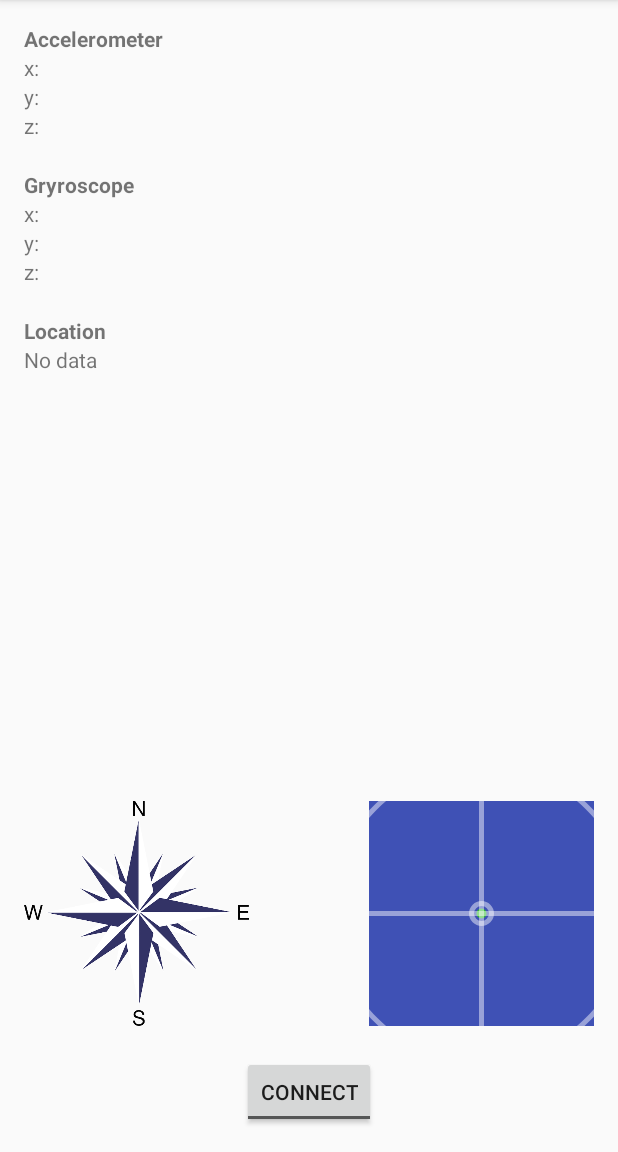
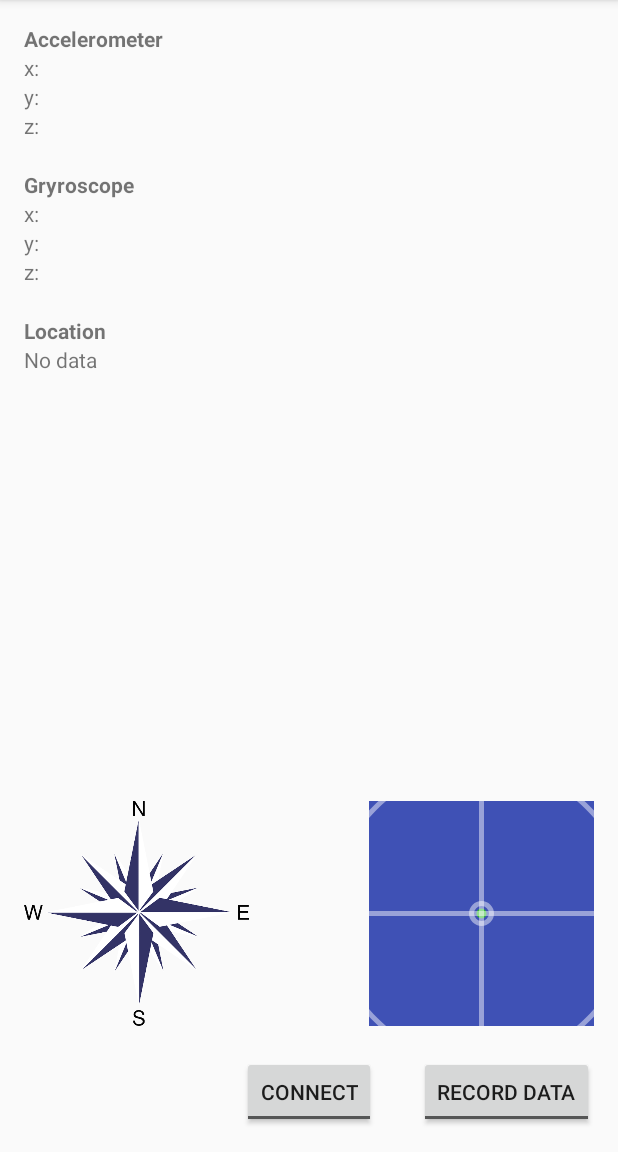
Before and after one commit to DavidKuna/RemoteControlClient, an Android app: the screen it shows after launch (MainActivity), after a tap on "DISCONNECT", on a phone screen of 412 x 824 dp, the part 84-1236 px from its top. Run offline under Robolectric (Android 15) with nearby library versions, the phone set to English and light mode, and no system bars; 1 other tap on this screen came first.

Commit message:
Received data log to file

```diff
--- a/app/src/main/AndroidManifest.xml
+++ b/app/src/main/AndroidManifest.xml
@@ -7,6 +7,8 @@
     <uses-permission
         android:name="android.permission.ACCESS_WIFI_STATE"
         android:required="true" />
+    <uses-permission android:name="android.permission.WRITE_EXTERNAL_STORAGE" />
+    <uses-permission android:name="android.permission.READ_EXTERNAL_STORAGE" />
 
     <application
         android:allowBackup="true"
@@ -32,6 +34,7 @@
                 android:name="android.support.PARENT_ACTIVITY"
                 android:value=".activity.MainActivity" />
         </activity>
+        <activity android:name=".activity.RecordsActivity"></activity>
     </application>
 
 </manifest>
--- a/app/src/main/java/cz/davidkuna/remotecontrolclient/activity/MainActivity.java
+++ b/app/src/main/java/cz/davidkuna/remotecontrolclient/activity/MainActivity.java
@@ -23,6 +23,7 @@ import java.net.UnknownHostException;
 
 import cz.davidkuna.remotecontrolclient.GyroVisualizer;
 import cz.davidkuna.remotecontrolclient.R;
+import cz.davidkuna.remotecontrolclient.log.Logger;
 import cz.davidkuna.remotecontrolclient.sensors.SensorDataInterpreter;
 import cz.davidkuna.remotecontrolclient.sensors.SensorDataEventListener;
 import cz.davidkuna.remotecontrolclient.socket.UDPClient;
@@ -49,7 +50,7 @@ public class MainActivity extends AppCompatActivity {
         ivCompass = (ImageView) findViewById(R.id.ivCompass);
 
         client = new UDPClient();
-        listener = new UDPListener();
+        listener = new UDPListener(new Logger(this));
 
         Button bConnect = (Button) findViewById(R.id.bConnect);
         bConnect.setOnClickListener(new View.OnClickListener() {
@@ -60,6 +61,14 @@ public class MainActivity extends AppCompatActivity {
         });
 
         mGyroView = (GyroVisualizer) findViewById(R.id.visualizer);
+
+        Button bLog = (Button) findViewById(R.id.bLog);
+        bLog.setOnClickListener(new View.OnClickListener() {
+            @Override
+            public void onClick(View v) {
+                onLogButtonClick(v);
+            }
+        });
     }
 
     @Override
@@ -92,6 +101,14 @@ public class MainActivity extends AppCompatActivity {
         }
     }
 
+    private void onLogButtonClick(View v) {
+        if (listener.isLoggerActive()) {
+            listener.stopLogging();
+        } else {
+            listener.startLogging();
+        }
+    }
+
     @Override
     public boolean onCreateOptionsMenu(Menu menu) {
         getMenuInflater().inflate(R.menu.menu_main, menu);
@@ -106,6 +123,11 @@ public class MainActivity extends AppCompatActivity {
         if (id == R.id.action_settings) {
             Intent intent = new Intent();
             intent.setClass(MainActivity.this, SettingsActivity.class);
+            startActivity(intent);
+            return true;
+        } else if (id == R.id.action_records) {
+            Intent intent = new Intent();
+            intent.setClass(MainActivity.this, RecordsActivity.class);
             startActivity(intent);
             return true;
         }
--- a/app/src/main/java/cz/davidkuna/remotecontrolclient/socket/UDPListener.java
+++ b/app/src/main/java/cz/davidkuna/remotecontrolclient/socket/UDPListener.java
@@ -8,6 +8,7 @@ import android.util.Log;
 import java.net.DatagramPacket;
 import java.net.DatagramSocket;
 
+import cz.davidkuna.remotecontrolclient.log.Logger;
 import cz.davidkuna.remotecontrolclient.sensors.SensorDataInterpreter;
 
 /**
@@ -17,8 +18,14 @@ public class UDPListener {
     private AsyncTask<Void, Void, Void> async;
     private boolean serverActive = true;
     private static final int MAX_UDP_DATAGRAM_LEN = 4096;
+    private Logger logger = null;
+    private boolean loggerActive = false;
 
-    @SuppressLint("NewApi")
+    public UDPListener(Logger logger) {
+        this.logger = logger;
+    }
+
+     @SuppressLint("NewApi")
     public void runUdpServer(final int serverPort, final SensorDataInterpreter dataInterpreter)
     {
         serverActive = true;
@@ -42,7 +49,11 @@ public class UDPListener {
                         byte[] data = incoming.getData();
                         String s = new String(data, 0, incoming.getLength());
                         Log.i("UDP packet received", incoming.getAddress().getHostAddress() + " : " + incoming.getPort() + " - " + s);
-                        dataInterpreter.processData(new DataMessage(s));
+                        DataMessage message = new DataMessage(s);
+                        if (loggerActive) {
+                            logger.log(message);
+                        }
+                        dataInterpreter.processData(message);
                     }
                 }
                 catch (Exception e)
@@ -67,6 +78,24 @@ public class UDPListener {
 
     public void stopUDPServer()
     {
+        stopLogging();
         serverActive = false;
     }
+
+    public UDPListener startLogging() {
+        logger.setFileName(logger.getNewFileName());
+        loggerActive = true;
+        Log.d("UDPListener", "Start recording to file " + logger.getFileName());
+        return this;
+    }
+
+    public UDPListener stopLogging() {
+        loggerActive = false;
+
+        return this;
+    }
+
+    public boolean isLoggerActive() {
+        return loggerActive;
+    }
 }
--- a/app/src/main/res/layout/fragment_main.xml
+++ b/app/src/main/res/layout/fragment_main.xml
@@ -162,4 +162,17 @@
         android:layout_alignParentRight="true"
         android:background="@color/colorPrimary"/>
 
+
+    <ToggleButton
+        android:layout_width="wrap_content"
+        android:layout_height="wrap_content"
+        android:text="Record data"
+        android:id="@+id/bLog"
+        android:checked="false"
+        android:textOn="Stop recording"
+        android:textOff="Record data"
+        android:layout_alignTop="@+id/bConnect"
+        android:layout_alignRight="@+id/visualizer"
+        android:layout_alignEnd="@+id/visualizer" />
+
 </RelativeLayout>
--- a/app/src/main/res/menu/menu_main.xml
+++ b/app/src/main/res/menu/menu_main.xml
@@ -2,6 +2,11 @@
     xmlns:app="http://schemas.android.com/apk/res-auto"
     xmlns:tools="http://schemas.android.com/tools"
     tools:context=".activity.MainActivity">
+    <item
+        android:id="@+id/action_records"
+        android:orderInCategory="1"
+        android:title="@string/records"
+        app:showAsAction="never" />
     <item
         android:id="@+id/action_settings"
         android:orderInCategory="100"
--- a/app/src/main/res/values/strings.xml
+++ b/app/src/main/res/values/strings.xml
@@ -81,4 +81,5 @@
 
     <string name="pref_title_vibrate">Vibrate</string>
     <string name="server_ip">Server IP Address</string>
+    <string name="records">Records</string>
 </resources>
```
Also changed, not shown: app/src/main/java/cz/davidkuna/remotecontrolclient/activity/RecordsActivity.java (added, +35 -0 lines), app/src/main/java/cz/davidkuna/remotecontrolclient/log/Logger.java (added, +106 -0 lines), app/src/main/java/cz/davidkuna/remotecontrolclient/socket/DataMessage.java (+5 -2 lines).
